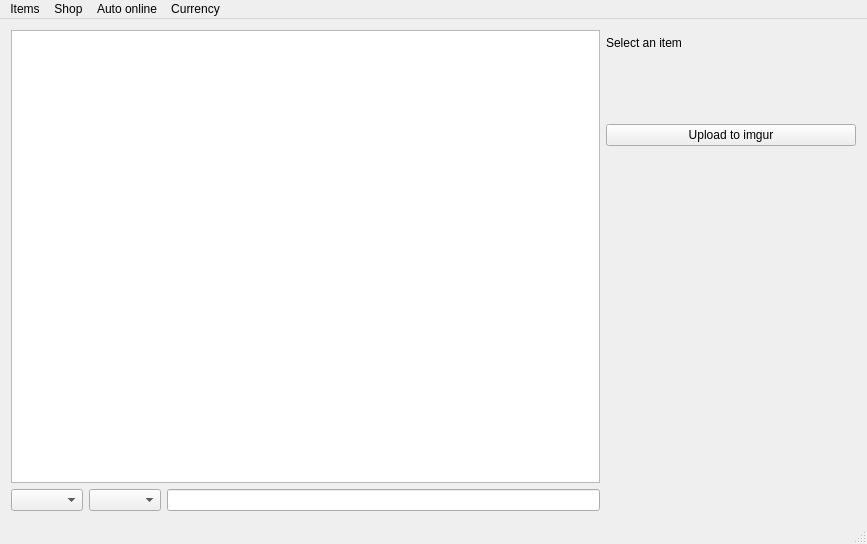
Qt form forms/mainwindow.ui (xyzz/acquisition) before a commit.
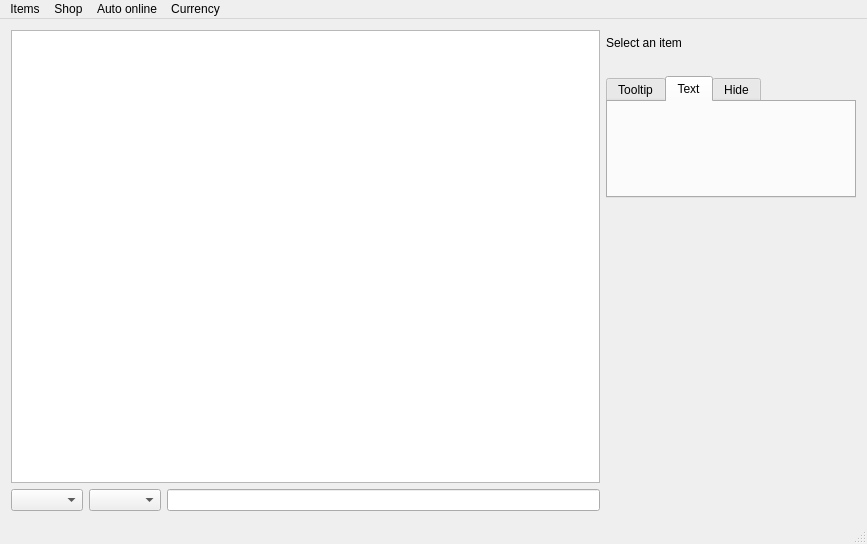
The same form after that commit. The open tabs and pages were chosen to show the change.

Commit message: Support more tooltip types to help users with small displays.

What changed in the file:
```diff
--- a/forms/mainwindow.ui
+++ b/forms/mainwindow.ui
@@ -68,14 +68,27 @@
            <widget class="QLabel" name="imageLabel"/>
           </item>
           <item>
+           <widget class="QTabWidget" name="itemInfoTypeTabs">
+            <property name="sizePolicy">
+             <sizepolicy hsizetype="Minimum" vsizetype="Maximum">
+              <horstretch>0</horstretch>
+              <verstretch>0</verstretch>
+             </sizepolicy>
+            </property>
+            <property name="currentIndex">
+             <number>0</number>
+            </property>
+            <widget class="QWidget" name="itemInfoTooltip">
+             <attribute name="title">
+              <string>Tooltip</string>
+             </attribute>
+             <layout class="QVBoxLayout" name="verticalLayout_2">
+              <item>
            <widget class="QWidget" name="itemTooltipWidget" native="true">
             <layout class="QVBoxLayout" name="itemTooltipLayout">
              <property name="spacing">
               <number>0</number>
              </property>
-             <property name="sizeConstraint">
-              <enum>QLayout::SetFixedSize</enum>
-             </property>
              <property name="leftMargin">
               <number>0</number>
              </property>
@@ -174,6 +187,35 @@
             <property name="text">
              <string>Upload to imgur</string>
             </property>
+               </widget>
+              </item>
+             </layout>
+            </widget>
+            <widget class="QWidget" name="itemInfoText">
+             <attribute name="title">
+              <string>Text</string>
+             </attribute>
+             <layout class="QVBoxLayout" name="verticalLayout">
+              <item>
+               <widget class="QLabel" name="itemTextTooltip">
+                <property name="sizePolicy">
+                 <sizepolicy hsizetype="Minimum" vsizetype="Maximum">
+                  <horstretch>0</horstretch>
+                  <verstretch>0</verstretch>
+                 </sizepolicy>
+                </property>
+                <property name="text">
+                 <string/>
+                </property>
+               </widget>
+              </item>
+             </layout>
+            </widget>
+            <widget class="QWidget" name="tab">
+             <attribute name="title">
+              <string>Hide</string>
+             </attribute>
+            </widget>
            </widget>
           </item>
           <item>
```
Lines whose indentation alone changed are shown as unchanged. The commit also changes 2 other files.
